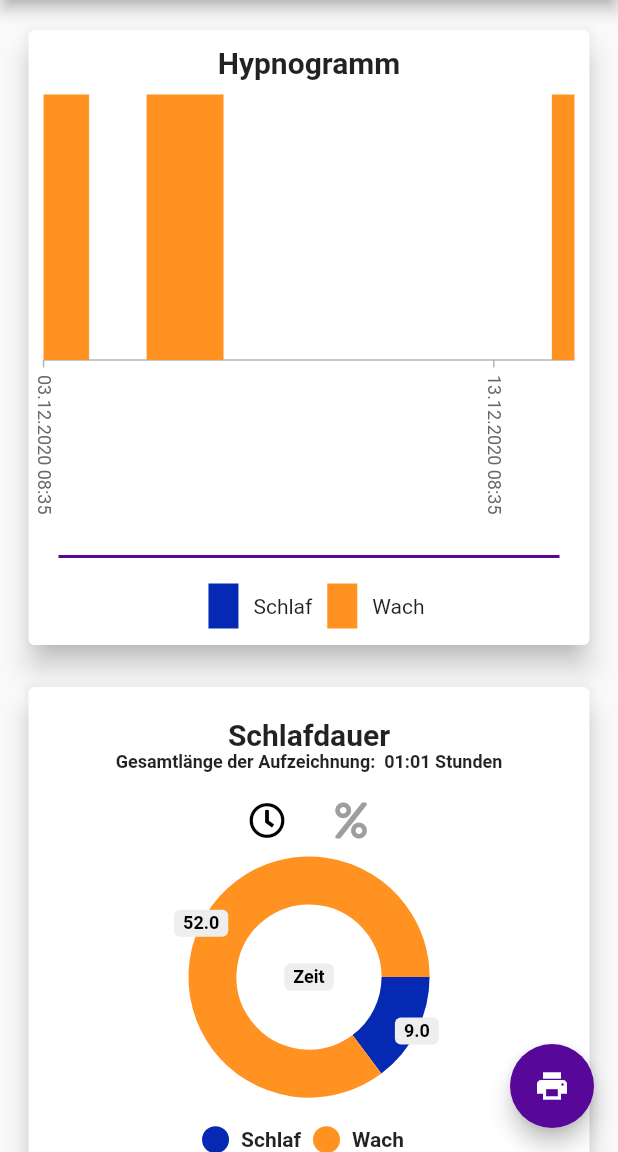
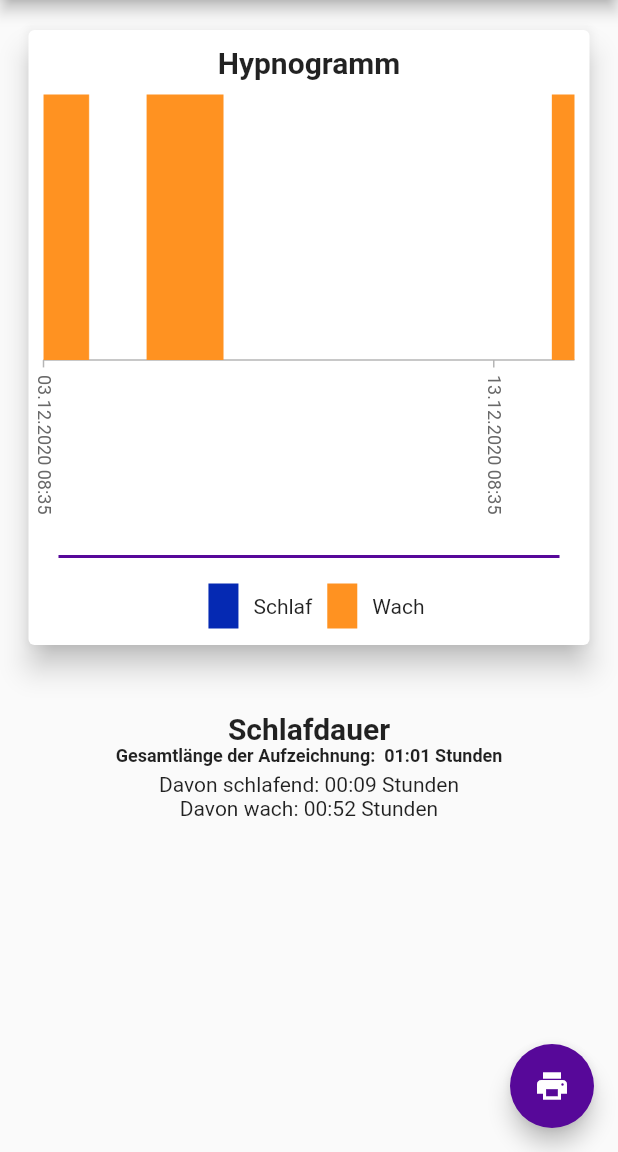
Before and after one commit to SarahLM/somnus, a Flutter app: the HypnogramScreen screen opened directly, on a phone screen of 412 x 824 dp, the part 84-1236 px from its top. Run offline on Flutter 3.47's test engine with Material 2 defaults, Android fonts, the phone set to English and light mode, and no system bars; drawn by our look-alikes of pie_chart; our stand-ins replace font_awesome_flutter, introduction_screen, pdf, permission_handler, printing, shared_preferences and 2 more; missing offline and left inert: flutter_ble_lib, pointycastle; accounts and stored records are empty.

Commit message:
Modify PDF Print

```diff
--- a/frontend_somnus/lib/screens/hypnogram_screen.dart
+++ b/frontend_somnus/lib/screens/hypnogram_screen.dart
@@ -86,7 +86,7 @@ class _HypnogramScreenState extends State<HypnogramScreen> {
                         )
                       ],
                     ),
-                    // pw.Text('Zeitraum: ' + timePrinted),
+                    pw.Text('Zeitraum: ' + timePrinted),
                     pw.Expanded(
                       child: pw.Image(image),
                     ),
@@ -98,6 +98,12 @@ class _HypnogramScreenState extends State<HypnogramScreen> {
 
       return doc.save();
     });
+  }
+
+  String durationToString(int minutes) {
+    var d = Duration(minutes: minutes);
+    List<String> parts = d.toString().split(':');
+    return '${parts[0].padLeft(2, '0')}:${parts[1].padLeft(2, '0')}';
   }
 
   Widget buildFlatButton(String title, bool button) {
@@ -352,9 +358,40 @@ class _HypnogramScreenState extends State<HypnogramScreen> {
                             title: this.title,
                             sleepData: this.sleepData,
                           ),
-                          HypnogramPieChart(
-                            sleepData: this.sleepData,
+                          // HypnogramPieChart(
+                          //   sleepData: this.sleepData,
+                          // ),
+                          SizedBox(height: 20),
+                          Text(
+                            'Schlafdauer',
+                            style: TextStyle(
+                                fontSize: 20, fontWeight: FontWeight.bold),
                           ),
+                          Text(
+                            'Gesamtlänge der Aufzeichnung:  ' +
+                                durationToString(sleepData.length) +
+                                ' Stunden',
+                            textAlign: TextAlign.center,
+                            style: TextStyle(
+                              fontWeight: FontWeight.w600,
+                              fontSize: 12.0,
+                            ),
+                          ),
+                          SizedBox(
+                            height: 4,
+                          ),
+                          Text('Davon schlafend: ' +
+                              durationToString((sleepData.where(
+                                      (dataPoint) => dataPoint.state == 0.0))
+                                  .toList()
+                                  .length) +
+                              ' Stunden'),
+                          Text('Davon wach: ' +
+                              durationToString((sleepData.where(
+                                      (dataPoint) => dataPoint.state == 1.0))
+                                  .toList()
+                                  .length) +
+                              ' Stunden'),
                         ],
                       ),
                     ),
```
